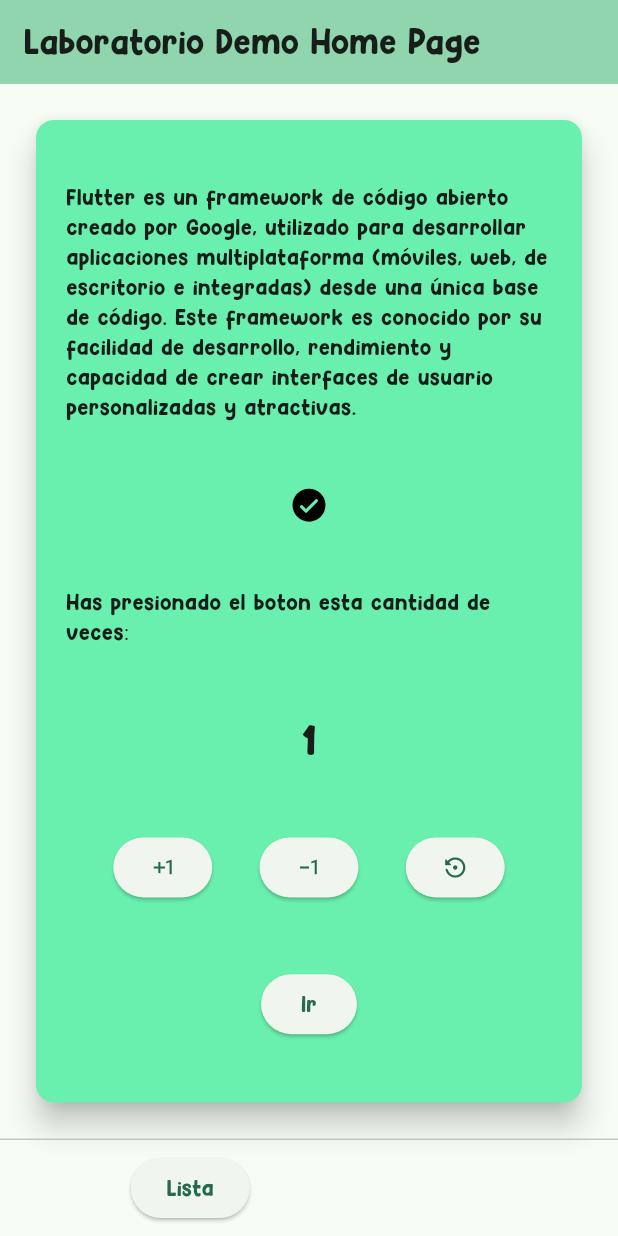
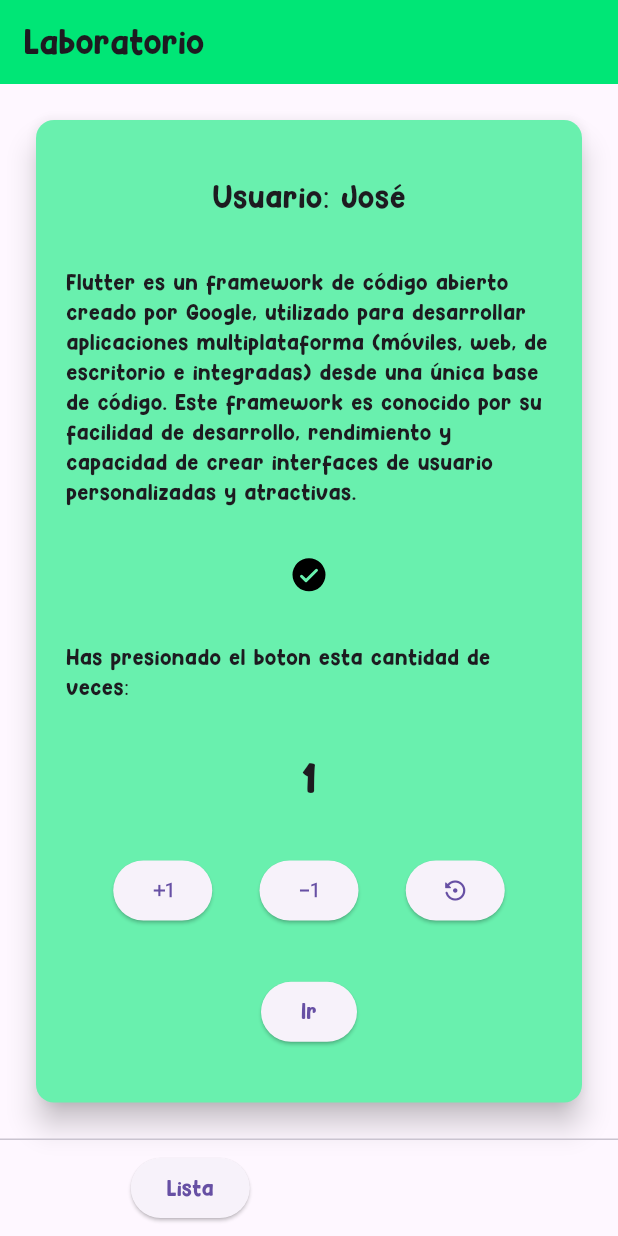
Before and after one commit to xWTomasWx/3479A321_2022479018, a Flutter app: the screen it shows after launch, after a tap on the "exposure plus 1" icon, on a phone screen of 412 x 824 dp. Run offline on Flutter 3.47's test engine with Material 3 defaults, Android fonts, the phone set to English and light mode, and no system bars; our stand-ins replace flutter_svg.

Commit message:
Lab 6 finalizado

```diff
--- a/lib/main.dart
+++ b/lib/main.dart
@@ -1,6 +1,8 @@
 import 'package:flutter/material.dart';
-import 'package:logger/logger.dart';
+//import 'package:logger/logger.dart';
 import 'package:application_laboratorio/pages/home.dart';
+import 'package:application_laboratorio/provider/app_data.dart';
+import 'package:provider/provider.dart';
 
 void main() {
   runApp(const MyApp());
@@ -11,16 +13,16 @@ class MyApp extends StatelessWidget {
 
   @override
   Widget build(BuildContext context) {
-    var logger = Logger();
-    logger.d("Logger is working!");
+    //var logger = Logger();
+    //logger.d("Logger is working!");
 
-    return MaterialApp(
-      title: 'Laboratorio',
-      theme: ThemeData(
-        colorScheme: ColorScheme.fromSeed(seedColor: Colors.greenAccent),
-        fontFamily: 'Comic',
+    return ChangeNotifierProvider<AppData>(
+      create: (context) => AppData(), // Provide the state object
+      child: MaterialApp(
+        title: 'My App',
+        theme: ThemeData(primarySwatch: Colors.green, fontFamily: 'Comic'),
+        home: MyHomePage(title: 'Laboratorio'),
       ),
-      home: const MyHomePage(title: 'Laboratorio Demo Home Page'),
     );
   }
 }
--- a/lib/pages/home.dart
+++ b/lib/pages/home.dart
@@ -1,9 +1,9 @@
 import 'package:flutter/material.dart';
 import 'package:flutter_svg/flutter_svg.dart';
-import 'package:logger/logger.dart';
 import 'package:application_laboratorio/pages/list_content.dart';
 import 'package:application_laboratorio/pages/about.dart';
-
+import 'package:application_laboratorio/provider/app_data.dart';
+import 'package:provider/provider.dart';
 
 class MyHomePage extends StatefulWidget {
   const MyHomePage({super.key, required this.title});
@@ -11,13 +11,61 @@ class MyHomePage extends StatefulWidget {
   final String title;
 
   @override
-  State<MyHomePage> createState() => _MyHomePageState();
+  State<MyHomePage> createState() {
+    print("Create state");
+    return _MyHomePageState();
+  }
 }
 
 class _MyHomePageState extends State<MyHomePage> {
-  int _counter = 0;
+  //int _counter = 0;
+  _MyHomePageState() {
+    print("Constructor, Mounted: $mounted");
+  }
 
-  void _incrementCounter() {
+  @override
+  void initState() {
+    super.initState();
+    print("initState(), Mounted: $mounted");
+  }
+
+  @override
+  void didChangeDependencies() {
+    super.didChangeDependencies();
+    print("didChangeDependencies(), Mounted: $mounted");
+  }
+
+  @override
+  void setState(VoidCallback fn) {
+    print("setState()");
+    super.setState(fn);
+  }
+
+  @override
+  void didUpdateWidget(covariant MyHomePage oldWidget) {
+    super.didUpdateWidget(oldWidget);
+    print("didUpdateWidget(), Mounted: $mounted");
+  }
+
+  @override
+  void deactivate() {
+    print("deactivate(), Mounted: $mounted");
+    super.deactivate();
+  }
+
+  @override
+  void dispose() {
+    print("dispose(), Mounted: $mounted");
+    super.dispose();
+  }
+
+  @override
+  void reassemble() {
+    print("reassemble(), Mounted: $mounted");
+    super.reassemble();
+  }
+
+  /*void _incrementCounter() {
     setState(() {
       _counter++;
     });
@@ -33,15 +81,15 @@ class _MyHomePageState extends State<MyHomePage> {
     setState(() {
       _counter = 0;
     });
-  }
+  }*/
 
-  void _navigateCounter(){
-    if(_counter % 2 == 0){
+  void _navigateCounter() {
+    if (context.read<AppData>().counter % 2 == 0) {
       Navigator.push(
         context,
         MaterialPageRoute(builder: (context) => const ListContent()),
       );
-    }else{
+    } else {
       Navigator.push(
         context,
         MaterialPageRoute(builder: (context) => const About()),
@@ -51,13 +99,14 @@ class _MyHomePageState extends State<MyHomePage> {
 
   @override
   Widget build(BuildContext context) {
-    var logger = Logger();
-    logger.d("Logger is working!");
+    print("build");
+    //var logger = Logger();
+    //logger.d("Logger is working!");
     String assetName = "assets/icons/check.svg";
 
     return Scaffold(
       appBar: AppBar(
-        backgroundColor: Theme.of(context).colorScheme.inversePrimary,
+        backgroundColor: Colors.greenAccent[400],
         title: Text(widget.title),
       ),
       persistentFooterButtons: [
@@ -65,7 +114,7 @@ class _MyHomePageState extends State<MyHomePage> {
           mainAxisAlignment: MainAxisAlignment.spaceAround,
           children: <Widget>[
             ElevatedButton(
-              onPressed: (){
+              onPressed: () {
                 Navigator.push(
                   context,
                   MaterialPageRoute(builder: (context) => const ListContent()),
@@ -88,29 +137,33 @@ class _MyHomePageState extends State<MyHomePage> {
               child: Column(
                 mainAxisAlignment: MainAxisAlignment.spaceAround,
                 children: <Widget>[
-                    const Text('Flutter es un framework de código abierto creado por Google, utilizado para desarrollar aplicaciones multiplataforma (móviles, web, de escritorio e integradas) desde una única base de código. Este framework es conocido por su facilidad de desarrollo, rendimiento y capacidad de crear interfaces de usuario personalizadas y atractivas.'),
-                    SvgPicture.asset(
-                      assetName,
-                      semanticsLabel: 'Icono',
+                  Text(
+                    'Usuario: ${context.watch<AppData>().username}',
+                    style: TextStyle(fontSize: 20),
                   ),
+                  const Text(
+                    'Flutter es un framework de código abierto creado por Google, utilizado para desarrollar aplicaciones multiplataforma (móviles, web, de escritorio e integradas) desde una única base de código. Este framework es conocido por su facilidad de desarrollo, rendimiento y capacidad de crear interfaces de usuario personalizadas y atractivas.',
+                  ),
+                  SvgPicture.asset(assetName, semanticsLabel: 'Icono'),
                   const Text('Has presionado el boton esta cantidad de veces:'),
                   Text(
-                      '$_counter',
+                    '${context.watch<AppData>().counter}',
                     style: Theme.of(context).textTheme.headlineMedium,
                   ),
                   Row(
                     mainAxisAlignment: MainAxisAlignment.spaceEvenly,
                     children: <Widget>[
                       ElevatedButton(
-                          onPressed: _incrementCounter,
+                        onPressed: context.read<AppData>().incrementCounter,
                         child: Icon(Icons.exposure_plus_1),
                       ),
                       ElevatedButton(
-                          onPressed: _decrementCounter,
+                        onPressed: context.read<AppData>().decrementCounter,
                         child: Icon(Icons.exposure_minus_1),
                       ),
+                      if (context.watch<AppData>().enableReset)
                         ElevatedButton(
-                          onPressed: _resetCounter,
+                          onPressed: context.read<AppData>().resetCounter,
                           child: Icon(Icons.settings_backup_restore_rounded),
                         ),
                     ],
@@ -120,9 +173,9 @@ class _MyHomePageState extends State<MyHomePage> {
                     child: const Text('Ir'),
                   ),
                 ],
-
               ),
             ),
+
             /*child: Column(
                 mainAxisAlignment: MainAxisAlignment.center,
                 children: <Widget>[
@@ -138,20 +191,9 @@ class _MyHomePageState extends State<MyHomePage> {
                 ],
 
               ),*/
-
-
-
           ),
         ),
       ),
     );
   }
-
-  List<Widget> get botonesAbajo {
-    return [
-      TextButton(onPressed: _incrementCounter, child: Icon(Icons.exposure_plus_1)),
-      TextButton(onPressed: _decrementCounter, child: Icon(Icons.exposure_minus_1)),
-      TextButton(onPressed: _resetCounter, child: Icon(Icons.settings_backup_restore_rounded))
-    ];
 }
-}
--- /dev/null
+++ b/lib/provider/app_data.dart
@@ -0,0 +1,36 @@
+import 'package:flutter/material.dart';
+
+class AppData extends ChangeNotifier {
+  int _counter = 0;
+  String _username = "José";
+  bool _enableReset = true;
+
+  int get counter => _counter;
+  String get username => _username;
+  bool get enableReset => _enableReset;
+
+  void incrementCounter() {
+    _counter++;
+    notifyListeners();
+  }
+
+  void decrementCounter() {
+    _counter--;
+    notifyListeners();
+  }
+
+  void resetCounter() {
+    _counter = 0;
+    notifyListeners();
+  }
+
+  void setUsername(String name) {
+    _username = name;
+    notifyListeners();
+  }
+
+  void setResetEnabled(bool value) {
+    _enableReset = value;
+    notifyListeners();
+  }
+}
--- a/pubspec.yaml
+++ b/pubspec.yaml
@@ -15,6 +15,7 @@ dependencies:
   cupertino_icons: ^1.0.8
   flutter_svg: ^2.0.17
   logger: ^2.5.0
+  provider: ^6.1.5
 
 dev_dependencies:
   flutter_test:
```
Also changed, not shown: lib/pages/about.dart (+31 -10 lines), pubspec.lock. Lines whose indentation alone changed are shown as unchanged.
